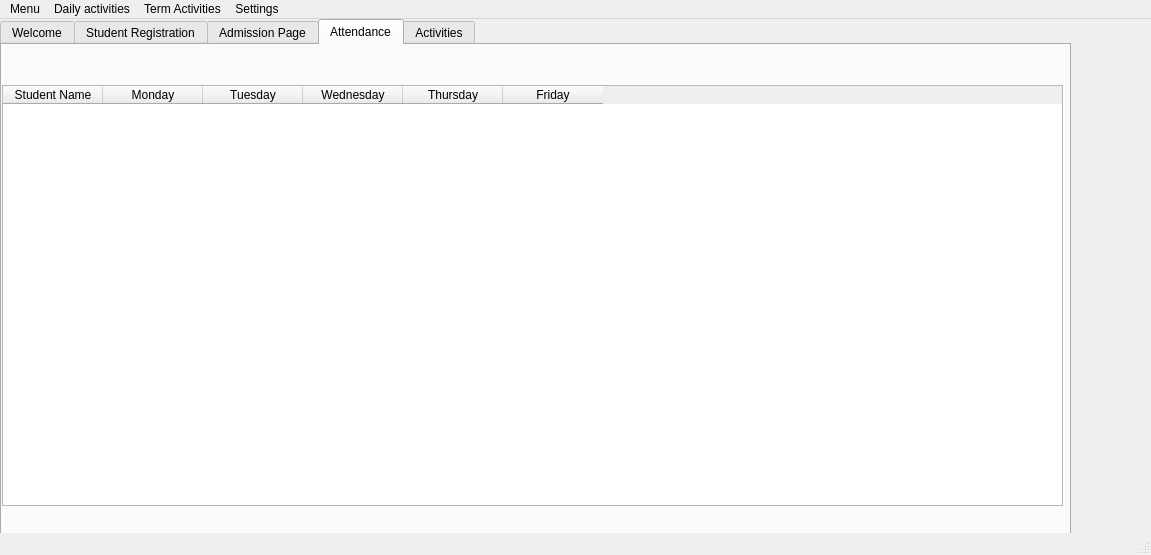
Before: the Qt Designer form SchoolManagement.ui in AfolabiSunday/school_management, drawn with Qt 5.
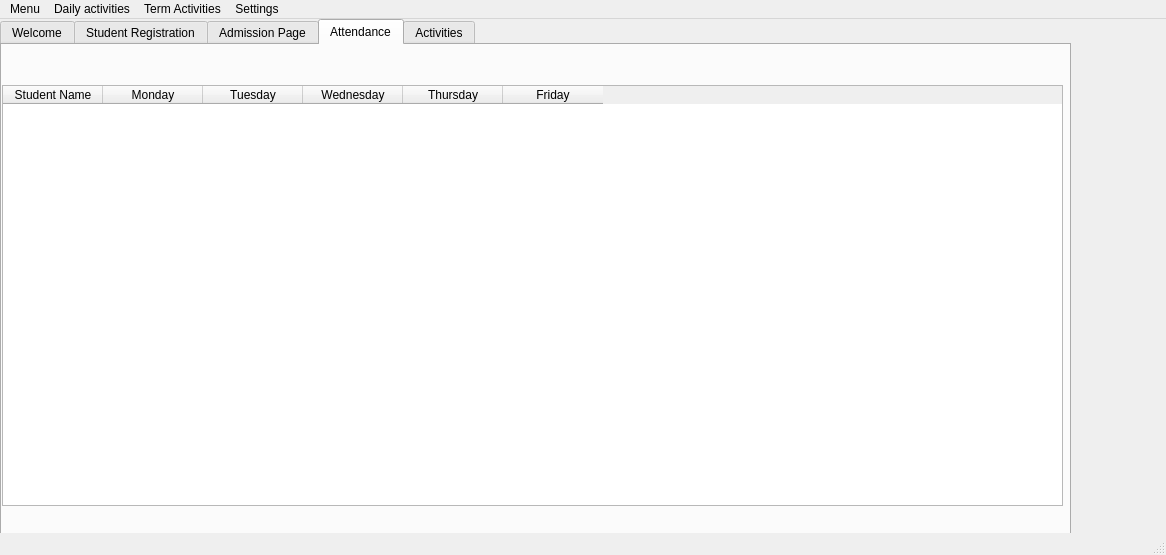
After: the same form once the commit is applied. The open tabs and pages were chosen to show the change.

```diff
--- a/SchoolManagement.ui
+++ b/SchoolManagement.ui
@@ -6,7 +6,7 @@
    <rect>
     <x>0</x>
     <y>0</y>
-    <width>1151</width>
+    <width>1166</width>
     <height>555</height>
    </rect>
   </property>
@@ -1354,7 +1354,7 @@
     <rect>
      <x>0</x>
      <y>0</y>
-     <width>1151</width>
+     <width>1166</width>
      <height>26</height>
     </rect>
    </property>
```
Left out of the diff: 4 changed lines with no effect on the pictures.
